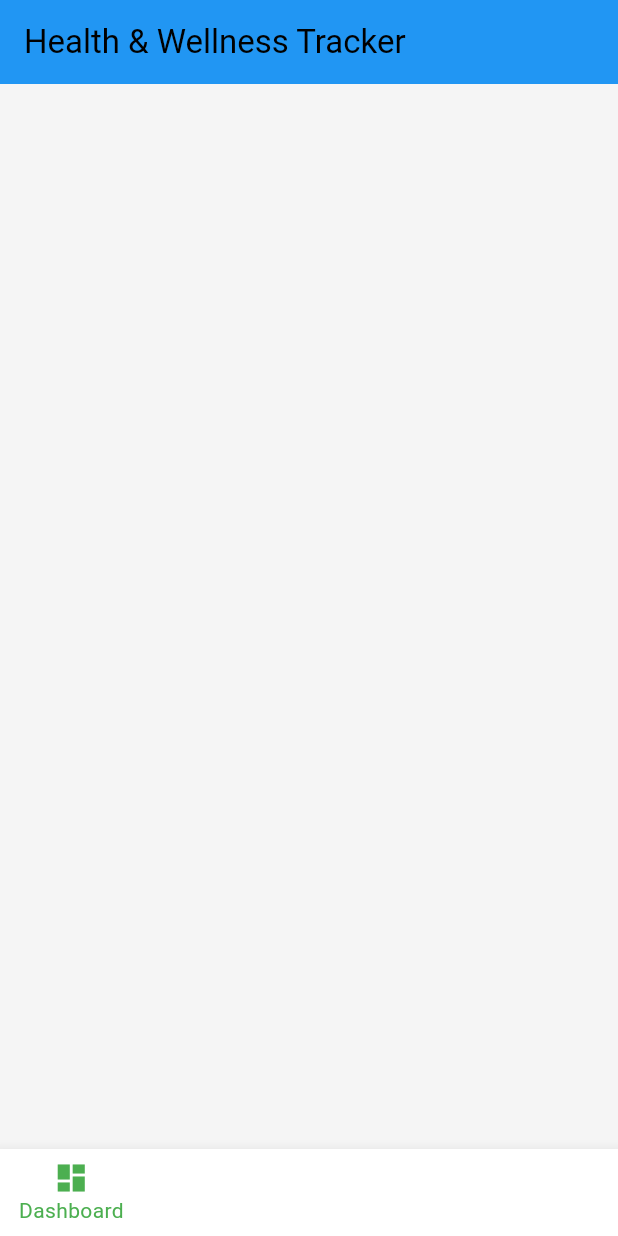
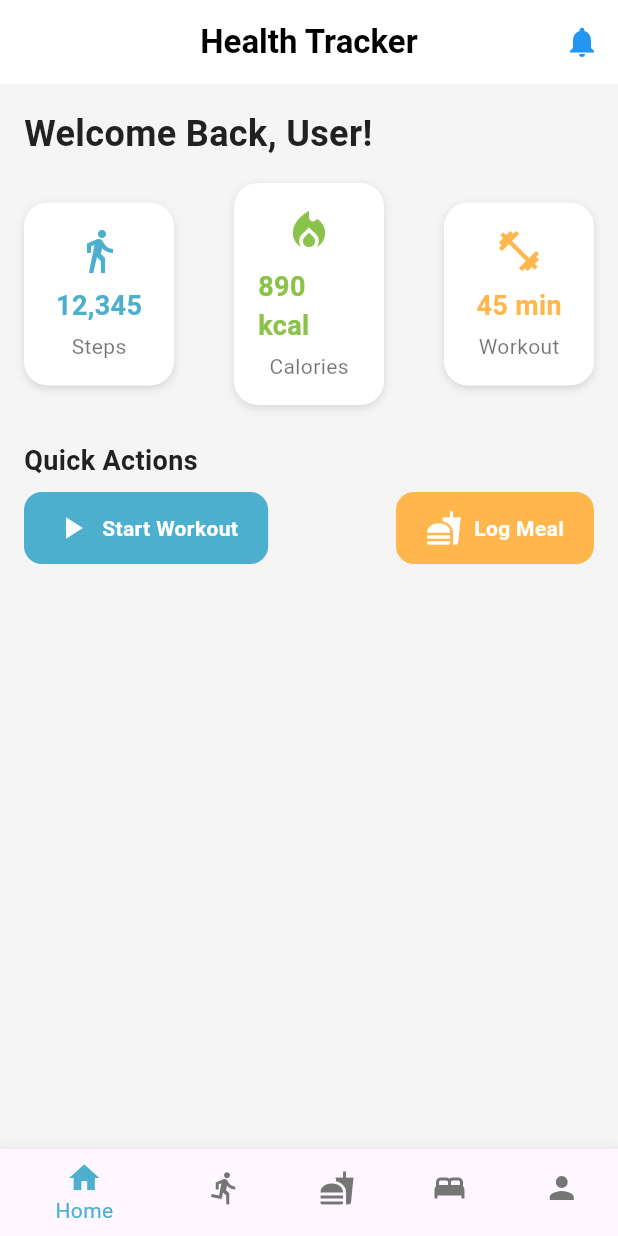
Before and after one commit to SarfarazQadir/healthandwellness, a Flutter app: the screen it shows after launch, on a phone screen of 412 x 824 dp. Run offline on Flutter 3.47's test engine with Material 3 defaults, Android fonts, the phone set to English and light mode, and no system bars.

Commit message:
`Refactor main.dart to include HomeScreen and StatCard widgets`

```diff
--- a/lib/main.dart
+++ b/lib/main.dart
@@ -19,72 +19,252 @@ import 'screens/sleep_screen.dart';
 // import 'screens/mental_wellness_screen.dart';
 // import 'screens/goal_screen.dart';
 
+import 'package:flutter/material.dart';
+
 void main() {
-  runApp(HealthTrackerApp());
+  runApp(const HealthTrackerApp());
 }
 
 class HealthTrackerApp extends StatelessWidget {
+  const HealthTrackerApp({super.key});
+
   @override
   Widget build(BuildContext context) {
     return MaterialApp(
       debugShowCheckedModeBanner: false,
-      theme: ThemeData(
-        primaryColor: Color(0xFF4CAF50), // Soft Green
-        colorScheme: ColorScheme.fromSwatch().copyWith(secondary: Color(0xFF2196F3)), // Calm Blue
-        scaffoldBackgroundColor: Color(0xFFF5F5F5), // Light Grey
-        textTheme: TextTheme(
-          bodyLarge: TextStyle(color: Color(0xFF212121)), // Dark Grey
-        ),
-      ),
-      home: MainScreen(),
+      theme: ThemeData.light(),
+      home: const HomeScreen(),
     );
   }
 }
 
-class MainScreen extends StatefulWidget {
-  @override
-  _MainScreenState createState() => _MainScreenState();
-}
-
-class _MainScreenState extends State<MainScreen> {
-  int _selectedIndex = 0;
-
-  // static const List<Widget> _pages = [
-  //   DashboardScreen(),
-  //   FitnessTrackingScreen(),
-  //   NutritionScreen(),
-  //   SleepScreen(),
-  //   MentalWellnessScreen(),
-  //   GoalScreen(),
-  // ];
-
-  void _onItemTapped(int index) {
-    setState(() {
-      _selectedIndex = index;
-    });
-  }
+class HomeScreen extends StatelessWidget {
+  const HomeScreen({super.key});
 
   @override
   Widget build(BuildContext context) {
     return Scaffold(
+      backgroundColor: const Color(0xFFF5F5F5), // Light Gray
       appBar: AppBar(
-        title: Text("Health & Wellness Tracker"),
-        backgroundColor: Color(0xFF2196F3),
+        backgroundColor: Colors.white,
+        elevation: 0,
+        title: const Text(
+          'Health Tracker',
+          style: TextStyle(color: Colors.black, fontWeight: FontWeight.bold),
+        ),
+        centerTitle: true,
+        actions: [
+          IconButton(
+            icon: const Icon(Icons.notifications, color: Colors.blue),
+            onPressed: () {},
+          ),
+        ],
       ),
-   //   body: _pages[_selectedIndex],
+      body: Padding(
+        padding: const EdgeInsets.all(16.0),
+        child: Column(
+          crossAxisAlignment: CrossAxisAlignment.start,
+          children: [
+            const Text(
+              'Welcome Back, User!',
+              style: TextStyle(
+                fontSize: 24,
+                fontWeight: FontWeight.bold,
+                color: Color(0xFF212121), // Dark Gray
+              ),
+            ),
+            const SizedBox(height: 16),
+            Row(
+              mainAxisAlignment: MainAxisAlignment.spaceBetween,
+              children: const [
+                StatCard(
+                  title: 'Steps',
+                  value: '12,345',
+                  color: Color(0xFF4CAFCE), // Blue
+                  icon: Icons.directions_walk,
+                ),
+                StatCard(
+                  title: 'Calories',
+                  value: '890 kcal',
+                  color: Color(0xFF8BC34A), // Green
+                  icon: Icons.local_fire_department,
+                ),
+                StatCard(
+                  title: 'Workout',
+                  value: '45 min',
+                  color: Color(0xFFFFB74D), // Peach
+                  icon: Icons.fitness_center,
+                ),
+              ],
+            ),
+            const SizedBox(height: 24),
+            const Text(
+              'Quick Actions',
+              style: TextStyle(
+                fontSize: 18,
+                fontWeight: FontWeight.bold,
+                color: Color(0xFF212121), // Dark Gray
+              ),
+            ),
+            const SizedBox(height: 8),
+            Row(
+              mainAxisAlignment: MainAxisAlignment.spaceBetween,
+              children: const [
+                HoverButton(
+                  label: 'Start Workout',
+                  color: Color(0xFF4CAFCE), // Blue
+                  icon: Icons.play_arrow,
+                ),
+                HoverButton(
+                  label: 'Log Meal',
+                  color: Color(0xFFFFB74D), // Peach
+                  icon: Icons.fastfood,
+                ),
+              ],
+            ),
+          ],
+        ),
+      ),
       bottomNavigationBar: BottomNavigationBar(
+        backgroundColor: Colors.white,
+        selectedItemColor: const Color(0xFF4CAFCE), // Blue
+        unselectedItemColor: const Color(0xFF757575), // Gray
         items: const [
-          BottomNavigationBarItem(icon: Icon(Icons.dashboard), label: 'Dashboard'),
-          BottomNavigationBarItem(icon: Icon(Icons.fitness_center), label: 'Fitness'),
-          BottomNavigationBarItem(icon: Icon(Icons.restaurant), label: 'Nutrition'),
-          BottomNavigationBarItem(icon: Icon(Icons.nightlight_round), label: 'Sleep'),
-          BottomNavigationBarItem(icon: Icon(Icons.self_improvement), label: 'Mental Wellness'),
-          BottomNavigationBarItem(icon: Icon(Icons.flag), label: 'Goals'),
+          BottomNavigationBarItem(
+            icon: Icon(Icons.home),
+            label: 'Home',
+          ),
+          BottomNavigationBarItem(
+            icon: Icon(Icons.directions_run),
+            label: 'Fitness',
+          ),
+          BottomNavigationBarItem(
+            icon: Icon(Icons.fastfood),
+            label: 'Nutrition',
+          ),
+          BottomNavigationBarItem(
+            icon: Icon(Icons.bed),
+            label: 'Sleep',
+          ),
+          BottomNavigationBarItem(
+            icon: Icon(Icons.person),
+            label: 'Profile',
+          ),
         ],
-        currentIndex: _selectedIndex,
-        onTap: _onItemTapped,
-        selectedItemColor: Color(0xFF4CAF50),
       ),
     );
   }
 }
+
+class StatCard extends StatelessWidget {
+  final String title;
+  final String value;
+  final Color color;
+  final IconData icon;
+
+  const StatCard({
+    super.key,
+    required this.title,
+    required this.value,
+    required this.color,
+    required this.icon,
+  });
+
+  @override
+  Widget build(BuildContext context) {
+    return Container(
+      width: 100,
+      padding: const EdgeInsets.all(16),
+      decoration: BoxDecoration(
+        color: Colors.white,
+        borderRadius: BorderRadius.circular(16),
+        boxShadow: [
+          BoxShadow(
+            color: Colors.black12,
+            blurRadius: 4,
+            offset: Offset(0, 2),
+          ),
+        ],
+      ),
+      child: Column(
+        mainAxisSize: MainAxisSize.min,
+        children: [
+          Icon(icon, color: color, size: 32),
+          const SizedBox(height: 8),
+          Text(
+            value,
+            style: TextStyle(
+              fontSize: 18,
+              fontWeight: FontWeight.bold,
+              color: color,
+            ),
+          ),
+          const SizedBox(height: 4),
+          Text(
+            title,
+            style: const TextStyle(
+              fontSize: 14,
+              color: Colors.black54,
+            ),
+          ),
+        ],
+      ),
+    );
+  }
+}
+
+class HoverButton extends StatefulWidget {
+  final String label;
+  final Color color;
+  final IconData icon;
+
+  const HoverButton({
+    super.key,
+    required this.label,
+    required this.color,
+    required this.icon,
+  });
+
+  @override
+  _HoverButtonState createState() => _HoverButtonState();
+}
+
+class _HoverButtonState extends State<HoverButton> {
+  bool isHovered = false;
+
+  @override
+  Widget build(BuildContext context) {
+    return MouseRegion(
+      onEnter: (_) => setState(() => isHovered = true),
+      onExit: (_) => setState(() => isHovered = false),
+      child: AnimatedContainer(
+        duration: const Duration(milliseconds: 200),
+        padding: const EdgeInsets.symmetric(vertical: 12, horizontal: 20),
+        decoration: BoxDecoration(
+          color: isHovered ? widget.color.withOpacity(0.9) : widget.color,
+          borderRadius: BorderRadius.circular(12),
+          boxShadow: isHovered
+              ? [
+                  BoxShadow(
+                    color: widget.color.withOpacity(0.4),
+                    blurRadius: 8,
+                    offset: Offset(0, 4),
+                  ),
+                ]
+              : [],
+        ),
+        child: Row(
+          mainAxisSize: MainAxisSize.min,
+          children: [
+            Icon(widget.icon, color: Colors.white),
+            const SizedBox(width: 8),
+            Text(
+              widget.label,
+              style: const TextStyle(color: Colors.white, fontWeight: FontWeight.bold),
+            ),
+          ],
+        ),
+      ),
+    );
+  }
+}
```
